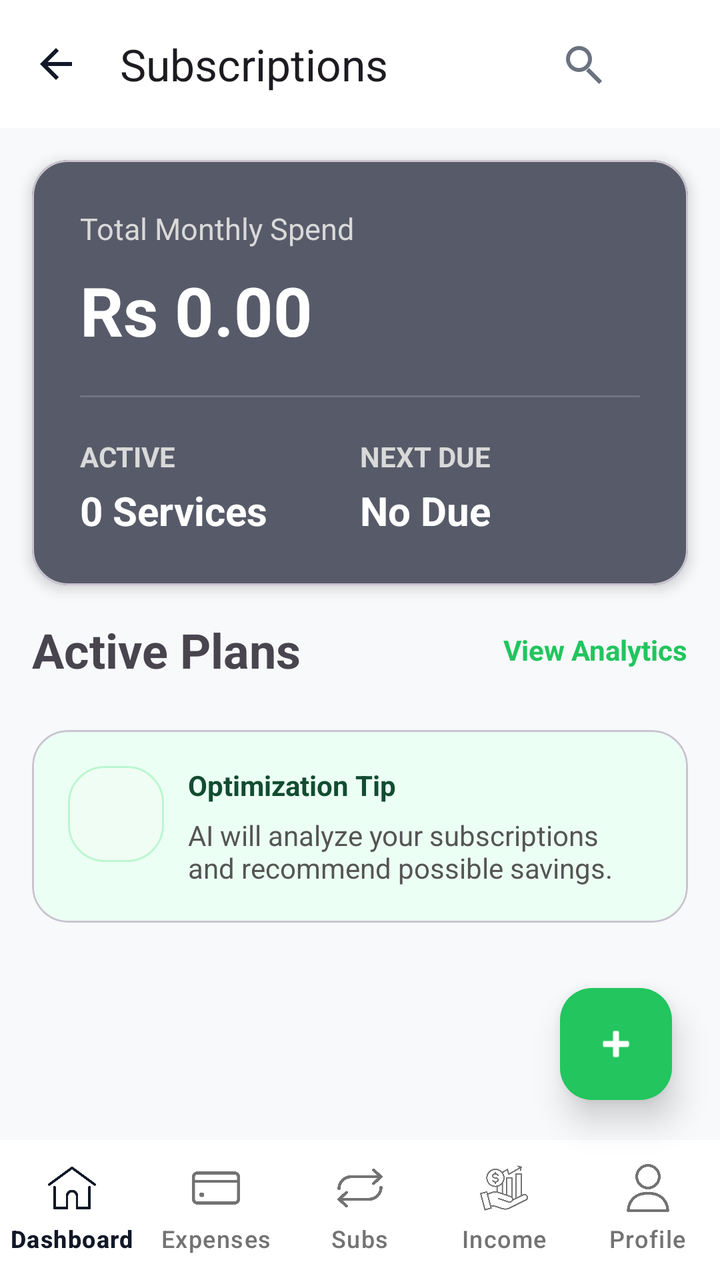
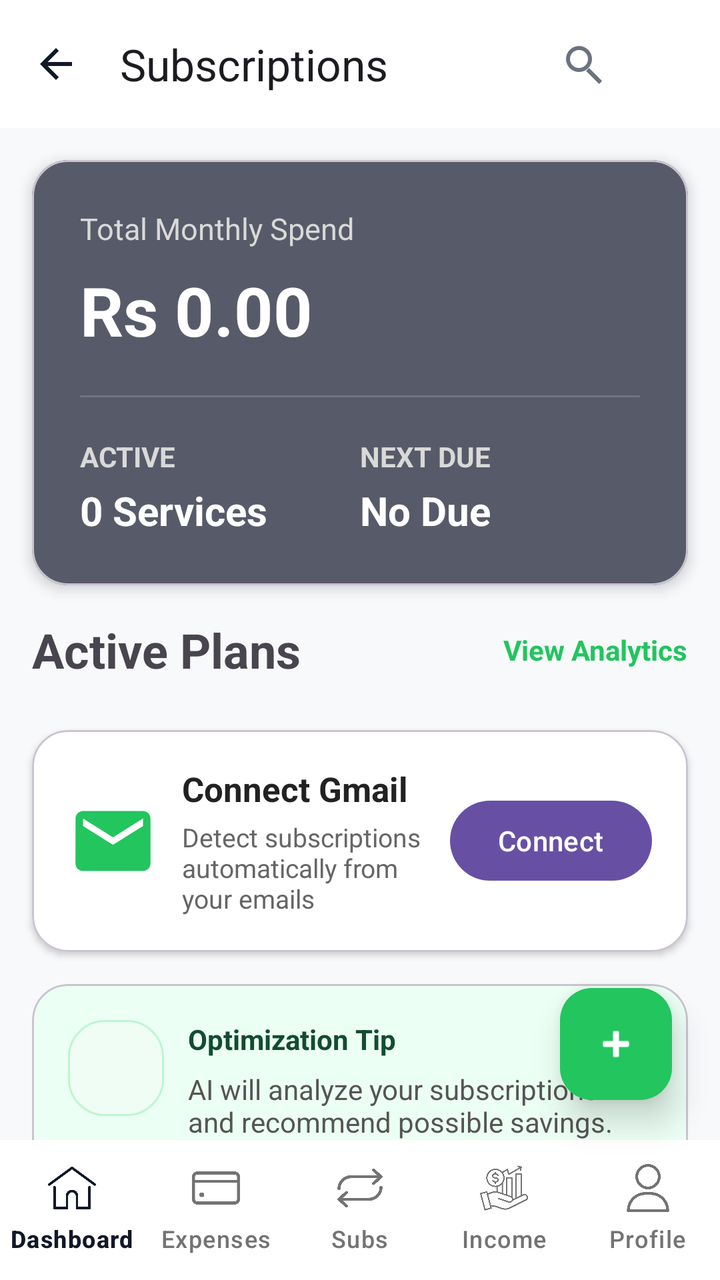

Compare the two renders of this Android layout. The source of the first and the diff that turns it into the second are given below.
<!-- AndroidManifest.xml: application theme Theme.AIExpenseManagementApplication -->
<!-- res/layout/activity_subscription.xml -->
<?xml version="1.0" encoding="utf-8"?>
<androidx.coordinatorlayout.widget.CoordinatorLayout xmlns:android="http://schemas.android.com/apk/res/android"
    xmlns:app="http://schemas.android.com/apk/res-auto"
    android:layout_width="match_parent"
    android:layout_height="match_parent"
    android:background="#F8F9FB">

    

    <com.google.android.material.floatingactionbutton.FloatingActionButton
        android:id="@+id/fabAddSubscription"
        android:layout_width="wrap_content"
        android:layout_height="wrap_content"
        android:layout_gravity="bottom|end"
        android:layout_marginEnd="24dp"
        android:layout_marginBottom="90dp"
        android:contentDescription="Add Expense"
        android:src="@android:drawable/ic_input_add"
        app:backgroundTint="#22C55E"
        app:tint="#FFFFFF"
        app:borderWidth="0dp"
        app:elevation="10dp"/>

    <androidx.core.widget.NestedScrollView
        android:layout_width="match_parent"
        android:layout_height="match_parent"
        android:fillViewport="true">

        <LinearLayout
            android:layout_width="match_parent"
            android:layout_height="wrap_content"
            android:orientation="vertical">

            

            <com.google.android.material.appbar.MaterialToolbar
                android:id="@+id/toolbar"
                android:layout_width="match_parent"
                android:layout_height="?attr/actionBarSize"
                android:background="@android:color/white"
                app:navigationIcon="@drawable/ic_back_arrow"
                app:title="Subscriptions"
                app:titleCentered="false"
                app:titleTextAppearance="@style/TextAppearance.Material3.TitleLarge">

                <LinearLayout
                    android:layout_width="wrap_content"
                    android:layout_height="wrap_content"
                    android:layout_gravity="end"
                    android:orientation="horizontal">

                    <ImageButton
                        android:id="@+id/btnSearch"
                        android:layout_width="40dp"
                        android:layout_height="40dp"
                        android:background="?attr/selectableItemBackgroundBorderless"
                        android:src="@drawable/ic_search" />

                    <ImageButton
                        android:id="@+id/btnFilter"
                        android:layout_width="40dp"
                        android:layout_height="40dp"
                        android:layout_marginStart="8dp"
                        android:background="?attr/selectableItemBackgroundBorderless"
                        android:src="@drawable/filter" />

                </LinearLayout>

            </com.google.android.material.appbar.MaterialToolbar>

            

            <com.google.android.material.card.MaterialCardView
                android:id="@+id/cardSummary"
                android:layout_width="match_parent"
                android:layout_height="wrap_content"
                android:layout_margin="16dp"
                app:cardBackgroundColor="#575B69"
                app:cardCornerRadius="18dp"
                app:cardElevation="4dp">

                <LinearLayout
                    android:layout_width="match_parent"
                    android:layout_height="wrap_content"
                    android:orientation="vertical"
                    android:padding="24dp">

                    <TextView
                        android:layout_width="wrap_content"
                        android:layout_height="wrap_content"
                        android:text="Total Monthly Spend"
                        android:textColor="#D9D9D9"
                        android:textSize="15sp" />

                    <TextView
                        android:id="@+id/tvMonthlySpend"
                        android:layout_width="wrap_content"
                        android:layout_height="wrap_content"
                        android:layout_marginTop="8dp"
                        android:text="Rs 0.00"
                        android:textColor="@android:color/white"
                        android:textSize="34sp"
                        android:textStyle="bold" />

                    <View
                        android:layout_width="match_parent"
                        android:layout_height="1dp"
                        android:layout_marginVertical="20dp"
                        android:background="#707480" />

                    <LinearLayout
                        android:layout_width="match_parent"
                        android:layout_height="wrap_content"
                        android:orientation="horizontal">

                        <LinearLayout
                            android:layout_width="0dp"
                            android:layout_height="wrap_content"
                            android:layout_weight="1"
                            android:orientation="vertical">

                            <TextView
                                android:layout_width="wrap_content"
                                android:layout_height="wrap_content"
                                android:text="ACTIVE"
                                android:textColor="#D9D9D9"
                                android:textStyle="bold" />

                            <TextView
                                android:id="@+id/tvActiveSubscriptions"
                                android:layout_width="wrap_content"
                                android:layout_height="wrap_content"
                                android:layout_marginTop="4dp"
                                android:text="0 Services"
                                android:textColor="@android:color/white"
                                android:textSize="20sp"
                                android:textStyle="bold" />

                        </LinearLayout>

                        <LinearLayout
                            android:layout_width="0dp"
                            android:layout_height="wrap_content"
                            android:layout_weight="1"
                            android:orientation="vertical">

                            <TextView
                                android:layout_width="wrap_content"
                                android:layout_height="wrap_content"
                                android:text="NEXT DUE"
                                android:textColor="#D9D9D9"
                                android:textStyle="bold" />

                            <TextView
                                android:id="@+id/tvNextDue"
                                android:layout_width="wrap_content"
                                android:layout_height="wrap_content"
                                android:layout_marginTop="4dp"
                                android:text="No Due"
                                android:textColor="@android:color/white"
                                android:textSize="20sp"
                                android:textStyle="bold" />

                        </LinearLayout>

                    </LinearLayout>

                </LinearLayout>

            </com.google.android.material.card.MaterialCardView>

            

            <LinearLayout
                android:layout_width="match_parent"
                android:layout_height="wrap_content"
                android:layout_marginHorizontal="16dp"
                android:gravity="center_vertical"
                android:orientation="horizontal">

                <TextView
                    android:id="@+id/tvPlansTitle"
                    android:layout_width="0dp"
                    android:layout_height="wrap_content"
                    android:layout_weight="1"
                    android:text="Active Plans"
                    android:textSize="24sp"
                    android:textStyle="bold" />

                <TextView
                    android:id="@+id/tvViewAnalytics"
                    android:layout_width="wrap_content"
                    android:layout_height="wrap_content"
                    android:text="View Analytics"
                    android:textColor="#22C55E"
                    android:textStyle="bold" />

            </LinearLayout>

            

            <androidx.recyclerview.widget.RecyclerView
                android:id="@+id/rvSubscriptions"
                android:layout_width="match_parent"
                android:layout_height="wrap_content"
                android:layout_marginTop="8dp"
                android:nestedScrollingEnabled="false" />

            

            <LinearLayout
                android:id="@+id/layoutEmpty"
                android:layout_width="match_parent"
                android:layout_height="wrap_content"
                android:gravity="center"
                android:orientation="vertical"
                android:padding="32dp"
                android:visibility="gone">

                <ImageView
                    android:layout_width="120dp"
                    android:layout_height="120dp"
                    android:src="@drawable/subscribtion" />

                <TextView
                    android:layout_width="wrap_content"
                    android:layout_height="wrap_content"
                    android:layout_marginTop="16dp"
                    android:text="No Active Subscriptions"
                    android:textSize="18sp"
                    android:textStyle="bold" />

                <TextView
                    android:layout_width="wrap_content"
                    android:layout_height="wrap_content"
                    android:layout_marginTop="6dp"
                    android:gravity="center"
                    android:text="Tap + to add your first subscription." />

            </LinearLayout>

            

            <com.google.android.material.card.MaterialCardView
                android:id="@+id/cardInsight"
                android:layout_width="match_parent"
                android:layout_height="wrap_content"
                android:layout_margin="16dp"
                app:cardBackgroundColor="#ECFFF4"
                app:cardCornerRadius="18dp">

                <LinearLayout
                    android:layout_width="match_parent"
                    android:layout_height="wrap_content"
                    android:orientation="horizontal"
                    android:padding="18dp">

                    <ImageView
                        android:layout_width="48dp"
                        android:layout_height="48dp"
                        android:src="@drawable/bg_insight" />

                    <LinearLayout
                        android:layout_width="0dp"
                        android:layout_height="wrap_content"
                        android:layout_marginStart="12dp"
                        android:layout_weight="1"
                        android:orientation="vertical">

                        <TextView
                            android:layout_width="wrap_content"
                            android:layout_height="wrap_content"
                            android:text="Optimization Tip"
                            android:textColor="#124C31"
                            android:textStyle="bold" />

                        <TextView
                            android:id="@+id/tvOptimization"
                            android:layout_width="wrap_content"
                            android:layout_height="wrap_content"
                            android:layout_marginTop="6dp"
                            android:text="AI will analyze your subscriptions and recommend possible savings."
                            android:textColor="#555555" />

                    </LinearLayout>

                </LinearLayout>

            </com.google.android.material.card.MaterialCardView>

            <Space
                android:layout_width="match_parent"
                android:layout_height="100dp" />

        </LinearLayout>

    </androidx.core.widget.NestedScrollView>

    
    
    

    <com.google.android.material.bottomnavigation.BottomNavigationView
        android:id="@+id/bottomNavigation"
        android:layout_width="match_parent"
        android:layout_height="70dp"
        android:layout_gravity="bottom"
        android:background="@android:color/white"
        android:elevation="12dp"
        app:itemIconTint="@color/bottom_nav_colors"
        app:itemTextColor="@color/bottom_nav_colors"
        app:labelVisibilityMode="labeled"
        app:menu="@menu/bottom_menu" />


</androidx.coordinatorlayout.widget.CoordinatorLayout>
<!-- resources referenced by this layout -->
<resources>
  <!-- drawable bg_insight (drawable) -->
  <shape xmlns:android="http://schemas.android.com/apk/res/android">
      <solid android:color="#F0FDF4" />
      <stroke android:width="1dp" android:color="#BBF7D0" />
      <corners android:radius="18dp" />
  </shape>
  <!-- drawable filter: png bitmap (drawable, 7864 bytes) -->
  <!-- drawable ic_back_arrow (drawable) -->
  <vector xmlns:android="http://schemas.android.com/apk/res/android"
      android:width="24dp"
      android:height="24dp"
      android:viewportWidth="24"
      android:viewportHeight="24">
  
      <path
          android:fillColor="#111827"
          android:pathData="M20,11H7.83l5.59,-5.59L12,4l-8,8 8,8 1.41,-1.41L7.83,13H20v-2z" />
  
  </vector>
  <!-- drawable ic_search (drawable) -->
  <?xml version="1.0" encoding="utf-8"?>
  <vector xmlns:android="http://schemas.android.com/apk/res/android"
      android:width="24dp"
      android:height="24dp"
      android:viewportWidth="24"
      android:viewportHeight="24">
  
      <path
          android:fillColor="#6B7280"
          android:pathData="M9.5,3A6.5,6.5 0,1 0,9.5 16A6.5,6.5 0,0 0,9.5 3M9.5,5A4.5,4.5 0,1 1,9.5 14A4.5,4.5 0,0 1,9.5 5M14.5,14L21,20.5L19.5,22L13,15.5Z" />
  
  </vector>
  <!-- drawable subscribtion: png bitmap (drawable, 6612 bytes) -->
  <style name="Theme.AIExpenseManagementApplication" parent="Base.Theme.AIExpenseManagementApplication" />
  <style name="Base.Theme.AIExpenseManagementApplication" parent="Theme.Material3.DayNight.NoActionBar">
          
          
      </style>
</resources>

<!-- the commit's change to res/layout/activity_subscription.xml (unified diff, before → after) -->
@@ -242,6 +242,69 @@
             
 
             <com.google.android.material.card.MaterialCardView
+                android:id="@+id/cardGmail"
+                android:layout_width="match_parent"
+                android:layout_height="wrap_content"
+                android:layout_marginStart="16dp"
+                android:layout_marginEnd="16dp"
+                android:layout_marginTop="16dp"
+                app:cardBackgroundColor="@android:color/white"
+                app:cardCornerRadius="18dp"
+                app:cardElevation="2dp">
+
+                <LinearLayout
+                    android:layout_width="match_parent"
+                    android:layout_height="wrap_content"
+                    android:orientation="horizontal"
+                    android:gravity="center_vertical"
+                    android:padding="18dp">
+
+                    <ImageView
+                        android:layout_width="45dp"
+                        android:layout_height="45dp"
+                        android:src="@drawable/ic_email"
+                        android:contentDescription="Gmail" />
+
+                    <LinearLayout
+                        android:layout_width="0dp"
+                        android:layout_height="wrap_content"
+                        android:layout_weight="1"
+                        android:layout_marginStart="12dp"
+                        android:orientation="vertical">
+
+                        <TextView
+                            android:layout_width="wrap_content"
+                            android:layout_height="wrap_content"
+                            android:text="Connect Gmail"
+                            android:textSize="17sp"
+                            android:textStyle="bold"
+                            android:textColor="#222222" />
+
+                        <TextView
+                            android:id="@+id/tvGmailStatus"
+                            android:layout_width="wrap_content"
+                            android:layout_height="wrap_content"
+                            android:layout_marginTop="4dp"
+                            android:text="Detect subscriptions automatically from your emails"
+                            android:textSize="13sp"
+                            android:textColor="#666666" />
+
+                    </LinearLayout>
+
+                    <Button
+                        android:id="@+id/btnConnectGmail"
+                        android:layout_width="wrap_content"
+                        android:layout_height="wrap_content"
+                        android:text="Connect"
+                        android:textAllCaps="false" />
+
+                </LinearLayout>
+
+            </com.google.android.material.card.MaterialCardView>
+
+            
+
+            <com.google.android.material.card.MaterialCardView
                 android:id="@+id/cardInsight"
                 android:layout_width="match_parent"
                 android:layout_height="wrap_content"
<!-- resource entries referenced after the edit -->
@@ -17,6 +17,18 @@
       <path
           android:fillColor="#111827"
           android:pathData="M20,11H7.83l5.59,-5.59L12,4l-8,8 8,8 1.41,-1.41L7.83,13H20v-2z" />
+  
+  </vector>
+  <!-- drawable ic_email (drawable) -->
+  <vector xmlns:android="http://schemas.android.com/apk/res/android"
+      android:width="24dp"
+      android:height="24dp"
+      android:viewportWidth="24"
+      android:viewportHeight="24">
+  
+      <path
+          android:fillColor="#22C55E"
+          android:pathData="M20,4H4c-1.1,0 -1.99,0.9 -1.99,2L2,18c0,1.1 0.9,2 2,2h16c1.1,0 2,-0.9 2,-2V6c0,-1.1 -0.9,-2 -2,-2zM20,8l-8,5 -8,-5V6l8,5 8,-5v2z" />
   
   </vector>
   <!-- drawable ic_search (drawable) -->
